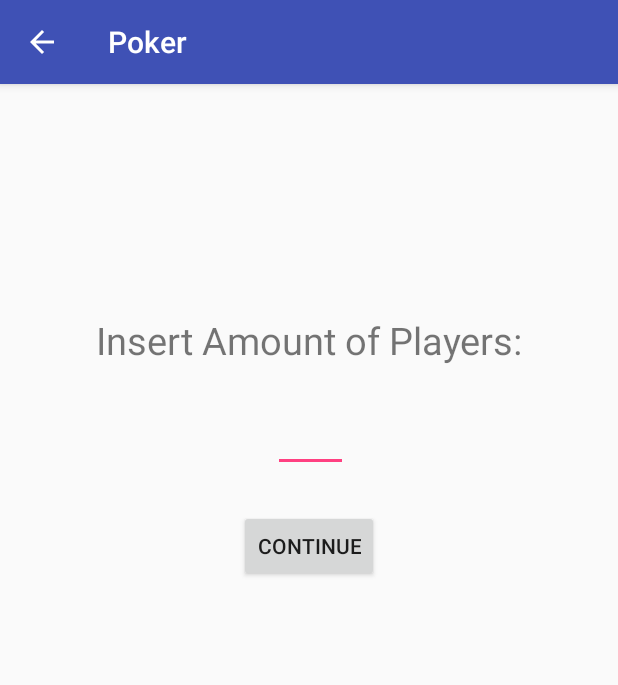
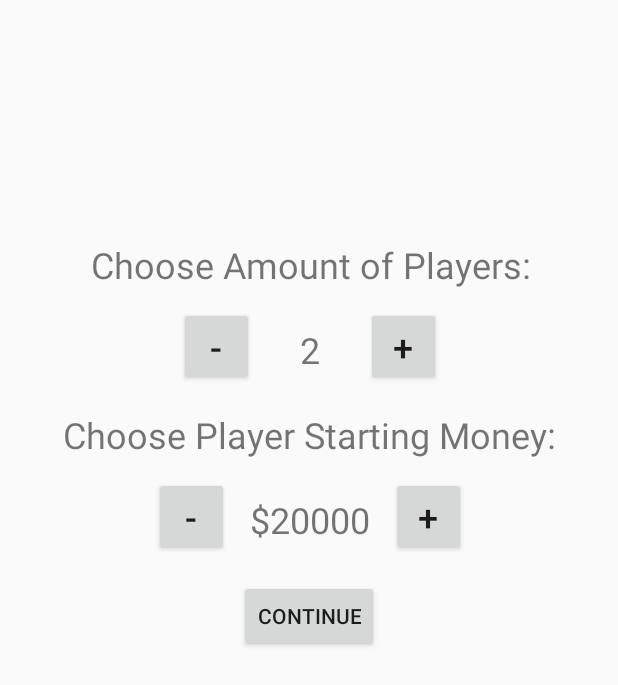
Before and after one commit to fredyk/Android-Poker, an Android app: the screen it shows after launch (PlayerCount), after a tap on "PLAY!", on a phone screen of 412 x 824 dp. Shown: the top 685 px of the screen. Run offline under Robolectric (Android 15) with nearby library versions, the phone set to English and light mode, and no system bars.

Commit message:
Various fixes

```diff
--- a/app/src/main/java/com/ryan/poker/Functions.java
+++ b/app/src/main/java/com/ryan/poker/Functions.java
@@ -22,10 +22,6 @@ public class Functions {
         return out;
     }
 
-    public static boolean playerCompare(Player a, Player b) {
-        return (a.getAmountBet() < b.getAmountBet());
-    }
-
     public static CardSet populate(CardSet deck) { //creates full deck of cards in order
         CardSet fullDeck = new CardSet();
         String suits[] = { "C", "D", "H", "S" };
--- /dev/null
+++ b/app/src/main/java/com/ryan/poker/SplashActivity.java
@@ -0,0 +1,17 @@
+package com.ryan.poker;
+
+import android.content.Intent;
+import android.support.v7.app.AppCompatActivity;
+import android.os.Bundle;
+
+public class SplashActivity extends AppCompatActivity {
+
+    @Override
+    protected void onCreate(Bundle savedInstanceState) {
+        super.onCreate(savedInstanceState);
+
+        Intent intent = new Intent(this, HomeScreen.class);
+        startActivity(intent);
+        finish();
+    }
+}
--- /dev/null
+++ b/app/src/main/res/drawable/background_splash.xml
@@ -0,0 +1,10 @@
+<?xml version="1.0" encoding="utf-8"?>
+<layer-list xmlns:android="http://schemas.android.com/apk/res/android">
+    <item
+        android:drawable="@color/gray"/>
+    <item>
+        <bitmap
+            android:gravity="center"
+            android:src="@mipmap/ic_launcher"/>
+    </item>
+</layer-list>
--- a/app/src/main/res/layout/activity_player_count.xml
+++ b/app/src/main/res/layout/activity_player_count.xml
@@ -6,41 +6,127 @@
     android:layout_height="match_parent"
     tools:context="com.ryan.poker.PlayerCount">
 
-    <EditText
-        android:id="@+id/editText"
-        android:layout_width="50dp"
-        android:layout_height="wrap_content"
-        android:layout_marginTop="25dp"
-        android:ems="10"
-        android:inputType="number"
-        app:layout_constraintHorizontal_bias="0.502"
-        app:layout_constraintLeft_toLeftOf="parent"
-        app:layout_constraintRight_toRightOf="parent"
-        app:layout_constraintTop_toBottomOf="@+id/textView"
-        android:gravity="center" />
-
     <TextView
         android:id="@+id/textView"
         android:layout_width="wrap_content"
         android:layout_height="wrap_content"
-        android:text="Insert Amount of Players:"
-        android:textSize="25sp"
+        android:layout_marginTop="160dp"
+        android:text="Choose Amount of Players:"
+        android:textAlignment="center"
+        android:textSize="24sp"
+        app:layout_constraintHorizontal_bias="0.504"
         app:layout_constraintLeft_toLeftOf="parent"
         app:layout_constraintRight_toRightOf="parent"
-        app:layout_constraintTop_toTopOf="parent"
-        android:layout_marginTop="153dp"
-        app:layout_constraintHorizontal_bias="0.504" />
+        app:layout_constraintTop_toTopOf="parent" />
 
     <Button
         android:id="@+id/button2"
         android:layout_width="wrap_content"
         android:layout_height="wrap_content"
-        android:layout_marginTop="25dp"
         android:onClick="sendPlayerCount"
         android:text="Continue"
         app:layout_constraintHorizontal_bias="0.501"
         app:layout_constraintLeft_toLeftOf="parent"
         app:layout_constraintRight_toRightOf="parent"
-        app:layout_constraintTop_toBottomOf="@+id/editText" />
+        android:layout_marginTop="24dp"
+        app:layout_constraintTop_toBottomOf="@+id/playerMoney" />
+
+    <TextView
+        android:id="@+id/playerCount"
+        android:layout_width="wrap_content"
+        android:layout_height="wrap_content"
+        android:layout_marginTop="24dp"
+        android:text="2"
+        android:textAlignment="center"
+        android:textSize="24sp"
+        app:layout_constraintTop_toBottomOf="@+id/textView"
+        app:layout_constraintLeft_toLeftOf="parent"
+        app:layout_constraintRight_toRightOf="parent"
+        app:layout_constraintHorizontal_bias="0.502" />
+
+    <Button
+        android:id="@+id/button3"
+        android:layout_width="50dp"
+        android:layout_height="wrap_content"
+        android:layout_marginLeft="8dp"
+        android:layout_marginRight="96dp"
+        android:layout_marginTop="12dp"
+        android:onClick="increasePlayerMoney"
+        android:text="+"
+        android:textAlignment="center"
+        android:textSize="24sp"
+        app:layout_constraintLeft_toRightOf="@+id/playerMoney"
+        app:layout_constraintRight_toRightOf="parent"
+        app:layout_constraintTop_toBottomOf="@+id/textView5" />
+
+    <Button
+        android:id="@+id/button5"
+        android:layout_width="50dp"
+        android:layout_height="wrap_content"
+        android:layout_marginLeft="8dp"
+        android:layout_marginRight="96dp"
+        android:layout_marginTop="12dp"
+        android:onClick="increasePlayerCount"
+        android:text="+"
+        android:textAlignment="center"
+        android:textSize="24sp"
+        app:layout_constraintLeft_toRightOf="@+id/playerCount"
+        app:layout_constraintRight_toRightOf="parent"
+        app:layout_constraintTop_toBottomOf="@+id/textView" />
+
+    <Button
+        android:id="@+id/button4"
+        android:layout_width="50dp"
+        android:layout_height="wrap_content"
+        android:layout_marginLeft="96dp"
+        android:layout_marginRight="8dp"
+        android:layout_marginTop="12dp"
+        android:onClick="decreasePlayerMoney"
+        android:text="-"
+        android:textAlignment="center"
+        android:textSize="24sp"
+        app:layout_constraintLeft_toLeftOf="parent"
+        app:layout_constraintRight_toLeftOf="@+id/playerMoney"
+        app:layout_constraintTop_toBottomOf="@+id/textView5" />
+
+    <Button
+        android:id="@+id/button6"
+        android:layout_width="50dp"
+        android:layout_height="wrap_content"
+        android:layout_marginLeft="96dp"
+        android:layout_marginRight="8dp"
+        android:layout_marginTop="12dp"
+        android:onClick="decreasePlayerCount"
+        android:text="-"
+        android:textAlignment="center"
+        android:textSize="24sp"
+        app:layout_constraintLeft_toLeftOf="parent"
+        app:layout_constraintRight_toLeftOf="@+id/playerCount"
+        app:layout_constraintTop_toBottomOf="@+id/textView" />
+
+    <TextView
+        android:id="@+id/playerMoney"
+        android:layout_width="wrap_content"
+        android:layout_height="wrap_content"
+        android:text="$20000"
+        android:textAlignment="center"
+        android:textSize="24sp"
+        app:layout_constraintLeft_toLeftOf="parent"
+        app:layout_constraintRight_toRightOf="parent"
+        app:layout_constraintHorizontal_bias="0.503"
+        android:layout_marginTop="24dp"
+        app:layout_constraintTop_toBottomOf="@+id/textView5" />
+
+    <TextView
+        android:id="@+id/textView5"
+        android:layout_width="wrap_content"
+        android:layout_height="wrap_content"
+        android:text="Choose Player Starting Money:"
+        android:textAlignment="center"
+        android:textSize="24sp"
+        app:layout_constraintLeft_toLeftOf="parent"
+        app:layout_constraintRight_toRightOf="parent"
+        android:layout_marginTop="24dp"
+        app:layout_constraintTop_toBottomOf="@+id/playerCount" />
 
 </android.support.constraint.ConstraintLayout>
--- a/app/src/main/res/values/colors.xml
+++ b/app/src/main/res/values/colors.xml
@@ -2,5 +2,6 @@
 <resources>
     <color name="colorPrimary">#3F51B5</color>
     <color name="colorPrimaryDark">#303F9F</color>
-    <color name="colorAccent">#FF4081</color>
+    <color name="colorAccent">#FF9000</color>
+    <color name="gray">#F5F5F5</color>
 </resources>
--- a/app/src/main/res/values/styles.xml
+++ b/app/src/main/res/values/styles.xml
@@ -1,11 +1,17 @@
 <resources>
 
-    <!-- Base application theme. -->
-    <style name="AppTheme" parent="Theme.AppCompat.Light.DarkActionBar">
-        <!-- Customize your theme here. -->
+    <style name="Theme.AppCompat.Light.NoActionBar.FullScreen" parent="@style/Theme.AppCompat.Light">
+        <item name="windowNoTitle">true</item>
+        <item name="windowActionBar">false</item>
+        <item name="android:windowFullscreen">true</item>
+        <item name="android:windowContentOverlay">@null</item>
         <item name="colorPrimary">@color/colorPrimary</item>
         <item name="colorPrimaryDark">@color/colorPrimaryDark</item>
         <item name="colorAccent">@color/colorAccent</item>
     </style>
 
+    <style name="SplashTheme" parent="Theme.AppCompat.NoActionBar">
+        <item name="android:windowBackground">@drawable/background_splash</item>
+    </style>
+
 </resources>
```
Also changed, not shown: app/src/main/AndroidManifest.xml (+6 -3 lines), app/src/main/java/com/ryan/poker/Board.java (+0 -10 lines), app/src/main/java/com/ryan/poker/GameOver.java (+12 -0 lines), app/src/main/java/com/ryan/poker/NamePlayers.java (+8 -7 lines), app/src/main/java/com/ryan/poker/PlayGame.java (+8 -2 lines), app/src/main/java/com/ryan/poker/PlayGameUserInput.java (+34 -11 lines), app/src/main/java/com/ryan/poker/PlayerCount.java (+43 -25 lines), app/src/main/res/layout/activity_game_over.xml (+12 -0 lines).
